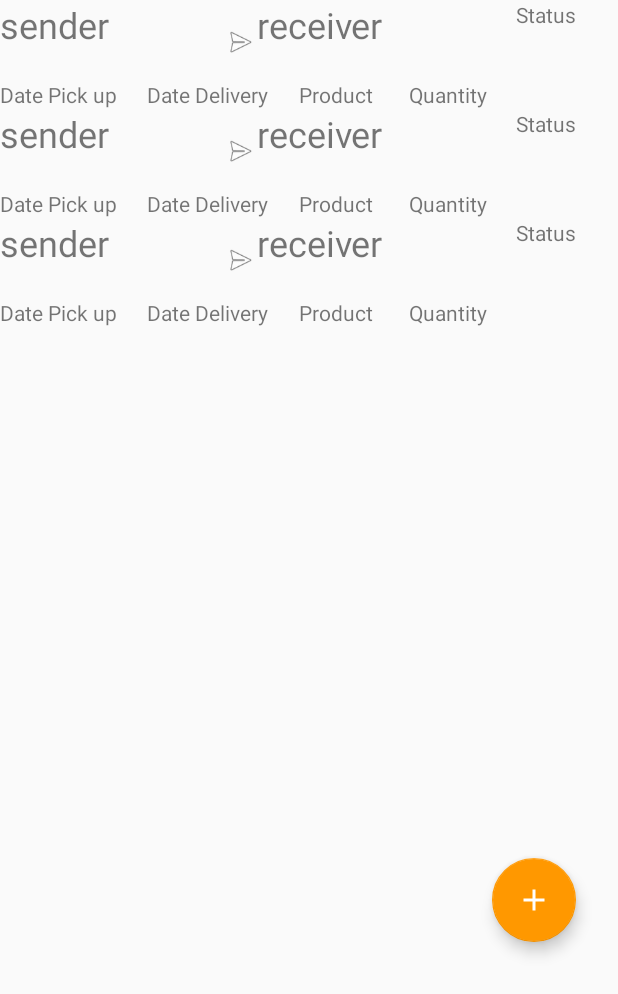
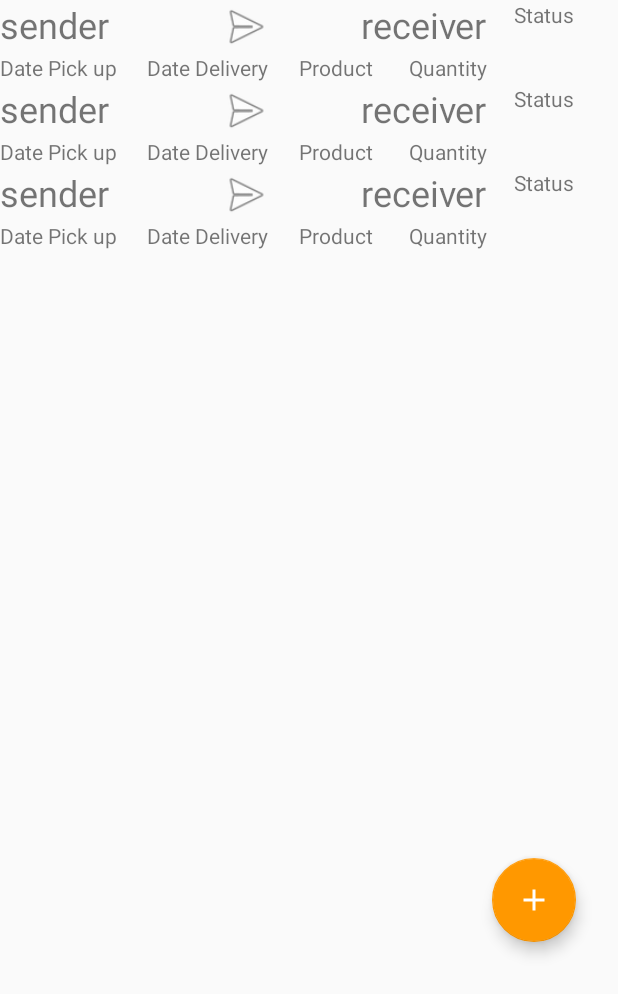
Before and after one commit to Kalja97/KargoBike, an Android app: the layout activity_orders.xml on its own in the app's theme, with its tools: preview values and no code run, on a phone screen of 412 x 824 dp. Shown: the top 994 px of the screen. Run offline under Robolectric (Android 15) with nearby library versions, the phone set to English and light mode, and no system bars.

```diff
--- a/app/src/main/res/layout/activity_orders.xml
+++ b/app/src/main/res/layout/activity_orders.xml
@@ -8,7 +8,7 @@
     tools:context=".ui.order.OrdersActivity">
 
     <com.google.android.material.floatingactionbutton.FloatingActionButton
-        android:id="@+id/floatingActionButton2"
+        android:id="@+id/floatingActionButton"
         android:layout_width="56dp"
         android:layout_height="56dp"
         android:layout_marginStart="328dp"
--- a/app/src/main/res/layout/recyclerviewitem_order.xml
+++ b/app/src/main/res/layout/recyclerviewitem_order.xml
@@ -15,15 +15,15 @@
 
         <androidx.constraintlayout.widget.ConstraintLayout
             android:id="@+id/SendReceiv"
-            android:layout_width="331dp"
-            android:layout_height="53dp"
+            android:layout_width="330dp"
+            android:layout_height="35dp"
             app:layout_constraintStart_toStartOf="parent"
             app:layout_constraintTop_toTopOf="parent">
 
             <TextView
                 android:id="@+id/sender"
-                android:layout_width="149dp"
-                android:layout_height="55dp"
+                android:layout_width="146dp"
+                android:layout_height="35dp"
                 android:text="sender"
                 android:textAlignment="viewStart"
                 android:textSize="24sp"
@@ -33,19 +33,18 @@
 
             <ImageView
                 android:id="@+id/arrow"
-                android:layout_width="22dp"
-                android:layout_height="40dp"
-                android:layout_marginTop="8dp"
+                android:layout_width="36dp"
+                android:layout_height="35dp"
                 app:layout_constraintStart_toEndOf="@+id/sender"
                 app:layout_constraintTop_toTopOf="@+id/SendReceiv"
                 app:srcCompat="@android:drawable/ic_menu_send" />
 
             <TextView
                 android:id="@+id/receiver"
-                android:layout_width="156dp"
-                android:layout_height="55dp"
+                android:layout_width="142dp"
+                android:layout_height="37dp"
                 android:text="receiver"
-                android:textAlignment="viewStart"
+                android:textAlignment="textEnd"
                 android:textSize="24sp"
                 app:layout_constraintStart_toEndOf="@+id/arrow"
                 app:layout_constraintTop_toTopOf="@+id/SendReceiv" />
```
Also changed, not shown: app/src/main/AndroidManifest.xml (+4 -3 lines), app/src/main/java/com/example/kargobike/adapter/OrderAdapter.java (+45 -8 lines), app/src/main/java/com/example/kargobike/ui/order/OrdersActivity.java (+40 -40 lines).
